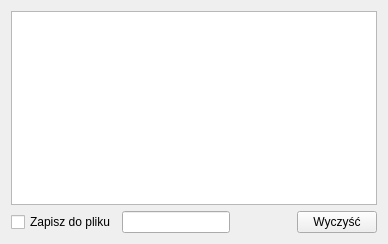
Before: the Qt Designer form gui/debugwindow.ui in cadisrmz/RouteFinder, drawn with Qt 5.
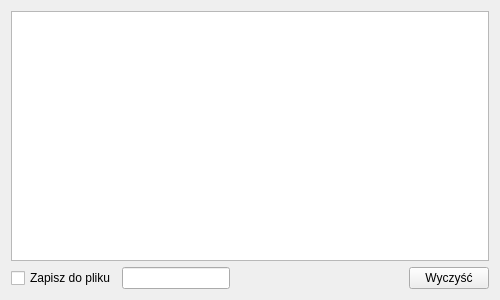
After: the same form once the commit is applied.

What changed in the file:
```diff
--- a/gui/debugwindow.ui
+++ b/gui/debugwindow.ui
@@ -6,8 +6,8 @@
    <rect>
     <x>0</x>
     <y>0</y>
-    <width>388</width>
-    <height>244</height>
+    <width>500</width>
+    <height>300</height>
    </rect>
   </property>
   <property name="windowTitle">
```
Left out of the diff: 2 changed lines with no effect on the pictures.
